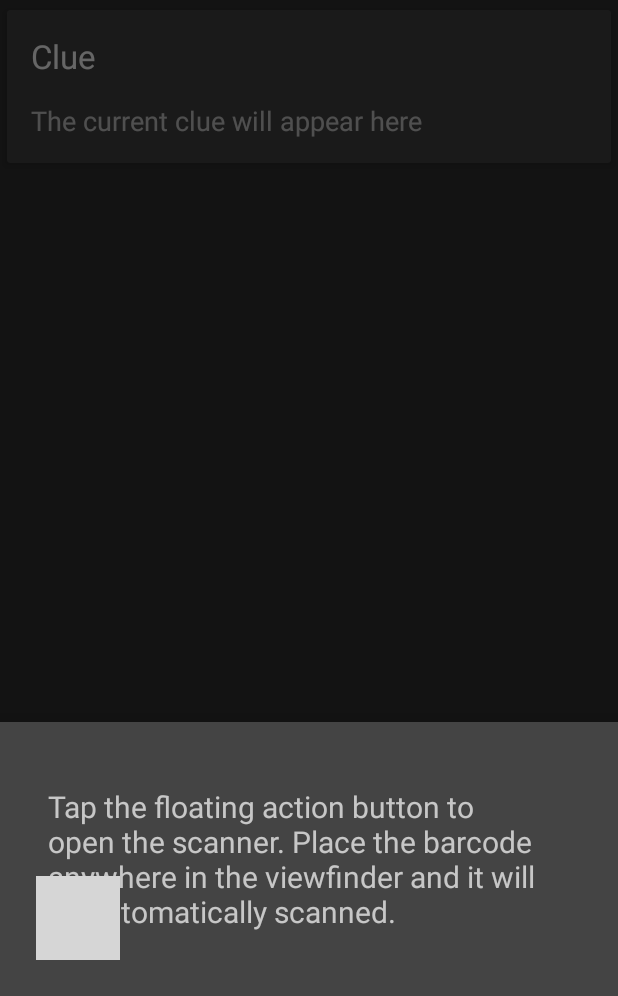
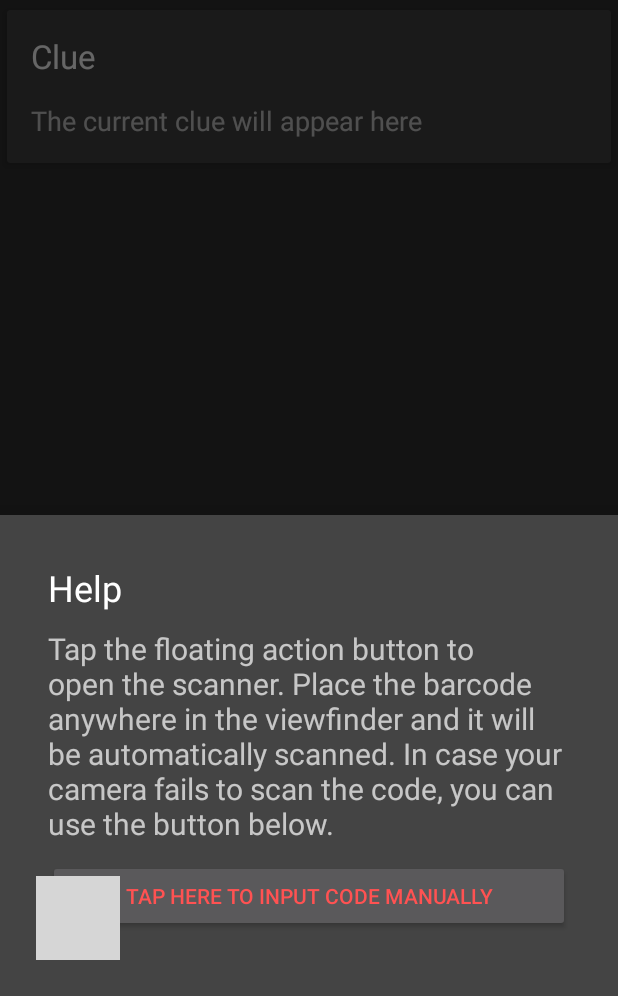
Before and after one commit to TheDorkKnightRises/TechRace-SPIT, an Android app: the ScannerFragment screen opened directly, with no data from a screen before it, after a tap on "Help", on a phone screen of 412 x 824 dp, the part 240-1236 px from its top. Run offline under Robolectric (Android 15) with nearby library versions, the phone set to English and light mode, and no system bars; our stand-ins replace ButterKnife; libraries missing offline, so code that uses them is left out: com.edwardvanraak.materialbarcodescanner; grey boxes are pictures that could not be loaded.

Commit message:
Added a way to manually input code if scanner fails

```diff
--- a/app/src/main/java/thedorkknightrises/techraceapp/MainActivity.java
+++ b/app/src/main/java/thedorkknightrises/techraceapp/MainActivity.java
@@ -2,9 +2,7 @@ package thedorkknightrises.techraceapp;
 
 import android.content.Intent;
 import android.content.SharedPreferences;
-import android.graphics.Color;
 import android.os.Bundle;
-import android.support.design.widget.BottomSheetDialog;
 import android.support.design.widget.NavigationView;
 import android.support.v4.app.ActivityOptionsCompat;
 import android.support.v4.view.GravityCompat;
@@ -14,7 +12,6 @@ import android.support.v7.app.AppCompatActivity;
 import android.support.v7.widget.Toolbar;
 import android.view.Menu;
 import android.view.MenuItem;
-import android.widget.TextView;
 
 import butterknife.BindView;
 import butterknife.ButterKnife;
@@ -70,31 +67,6 @@ public class MainActivity extends AppCompatActivity
         return true;
     }
 
-    @Override
-    public boolean onOptionsItemSelected(MenuItem item) {
-        // Handle action bar item clicks here. The action bar will
-        // automatically handle clicks on the Home/Up button, so long
-        // as you specify a parent activity in AndroidManifest.xml.
-        int id = item.getItemId();
-
-        //noinspection SimplifiableIfStatement
-        if (id == R.id.action_help) {
-            TextView textView = new TextView(this);
-            textView.setText(R.string.scan_help);
-            textView.setBackgroundColor(Color.DKGRAY);
-            textView.setTextSize(20);
-            textView.setPadding(48, 64, 48, 64);
-
-            BottomSheetDialog bottomSheetDialog = new BottomSheetDialog(this);
-            bottomSheetDialog.setTitle(R.string.action_help);
-            bottomSheetDialog.setContentView(textView);
-            bottomSheetDialog.setCanceledOnTouchOutside(true);
-            bottomSheetDialog.show();
-        }
-
-        return super.onOptionsItemSelected(item);
-    }
-
     @SuppressWarnings("StatementWithEmptyBody")
     @Override
     public boolean onNavigationItemSelected(MenuItem item) {
--- a/app/src/main/java/thedorkknightrises/techraceapp/ScannerFragment.java
+++ b/app/src/main/java/thedorkknightrises/techraceapp/ScannerFragment.java
@@ -4,15 +4,24 @@ import android.animation.Animator;
 import android.animation.AnimatorListenerAdapter;
 import android.content.Context;
 import android.content.Intent;
+import android.graphics.Color;
 import android.net.Uri;
 import android.os.Build;
 import android.os.Bundle;
+import android.support.design.widget.BottomSheetDialog;
+import android.support.design.widget.CollapsingToolbarLayout;
 import android.support.design.widget.FloatingActionButton;
 import android.support.v4.app.Fragment;
+import android.support.v7.widget.Toolbar;
 import android.view.LayoutInflater;
+import android.view.MenuItem;
 import android.view.View;
 import android.view.ViewAnimationUtils;
 import android.view.ViewGroup;
+import android.widget.Button;
+import android.widget.EditText;
+import android.widget.LinearLayout;
+import android.widget.TextView;
 import android.widget.Toast;
 
 import com.edwardvanraak.materialbarcodescanner.MaterialBarcodeScanner;
@@ -61,6 +70,99 @@ public class ScannerFragment extends Fragment {
                 enterReveal();
             }
         });
+
+        CollapsingToolbarLayout collapsingToolbarLayout = (CollapsingToolbarLayout) getActivity().findViewById(R.id.toolbar_collapse);
+        Toolbar toolbar = (Toolbar) collapsingToolbarLayout.findViewById(R.id.toolbar);
+        toolbar.inflateMenu(R.menu.main);
+        toolbar.setOnMenuItemClickListener(new Toolbar.OnMenuItemClickListener() {
+            @Override
+            public boolean onMenuItemClick(MenuItem item) {
+                onOptionsItemSelected(item);
+                return true;
+            }
+        });
+    }
+
+    @Override
+    public boolean onOptionsItemSelected(MenuItem item) {
+        // Handle action bar item clicks here. The action bar will
+        // automatically handle clicks on the Home/Up button, so long
+        // as you specify a parent activity in AndroidManifest.xml.
+        int id = item.getItemId();
+
+        //noinspection SimplifiableIfStatement
+        if (id == R.id.action_help) {
+            final BottomSheetDialog bottomSheetDialog = new BottomSheetDialog(getContext());
+
+            TextView head = new TextView(getContext());
+            head.setText(R.string.action_help);
+            head.setTextSize(24);
+            head.setTextColor(Color.WHITE);
+            head.setPadding(0, 0, 0, 16);
+
+            TextView textView = new TextView(getContext());
+            textView.setText(R.string.scan_help);
+            textView.setTextSize(20);
+            textView.setPadding(0, 0, 0, 16);
+
+            Button button = new Button(getContext());
+            button.setText(R.string.scan_manual);
+            button.setTextColor(getResources().getColor(R.color.colorAccent));
+            button.setOnClickListener(new View.OnClickListener() {
+                @Override
+                public void onClick(View view) {
+                    bottomSheetDialog.dismiss();
+
+                    final BottomSheetDialog bottomSheet = new BottomSheetDialog(getContext());
+
+                    TextView textView = new TextView(getContext());
+                    textView.setText(R.string.manual_desc);
+                    textView.setTextSize(20);
+
+                    final EditText codeText = new EditText(getContext());
+
+                    Button button = new Button(getContext());
+                    button.setText(R.string.action_confirm);
+                    button.setTextColor(getResources().getColor(R.color.colorAccent));
+                    button.setOnClickListener(new View.OnClickListener() {
+                        @Override
+                        public void onClick(View view) {
+                            scanned(codeText.getText().toString());
+                            codeText.setText("");
+                            bottomSheet.dismiss();
+                        }
+                    });
+
+                    LinearLayout linearLayout = new LinearLayout(getContext());
+                    linearLayout.setOrientation(LinearLayout.VERTICAL);
+                    linearLayout.setBackgroundColor(Color.DKGRAY);
+                    linearLayout.setPadding(48, 64, 48, 64);
+                    linearLayout.addView(textView);
+                    linearLayout.addView(codeText);
+                    linearLayout.addView(button);
+
+                    bottomSheetDialog.setTitle(R.string.action_help);
+                    bottomSheetDialog.setContentView(linearLayout);
+                    bottomSheetDialog.setCanceledOnTouchOutside(true);
+                    bottomSheetDialog.show();
+                }
+            });
+
+            LinearLayout linearLayout = new LinearLayout(getContext());
+            linearLayout.setOrientation(LinearLayout.VERTICAL);
+            linearLayout.setBackgroundColor(Color.DKGRAY);
+            linearLayout.setPadding(48, 48, 48, 64);
+            linearLayout.addView(head);
+            linearLayout.addView(textView);
+            linearLayout.addView(button);
+
+            bottomSheetDialog.setTitle(R.string.action_help);
+            bottomSheetDialog.setContentView(linearLayout);
+            bottomSheetDialog.setCanceledOnTouchOutside(true);
+            bottomSheetDialog.show();
+        }
+
+        return super.onOptionsItemSelected(item);
     }
 
     @Override
@@ -92,12 +194,7 @@ public class ScannerFragment extends Fragment {
                 .withResultListener(new MaterialBarcodeScanner.OnResultListener() {
                     @Override
                     public void onResult(Barcode barcode) {
-                        Toast.makeText(getContext(), barcode.displayValue, Toast.LENGTH_SHORT).show();
-                        if (barcode.displayValue.startsWith("http")) {
-                            Intent i = new Intent(Intent.ACTION_VIEW, Uri.parse(barcode.displayValue));
-                            i.setFlags(Intent.FLAG_ACTIVITY_NEW_TASK);
-                            getContext().startActivity(i);
-                        }
+                        scanned(barcode.displayValue);
                     }
                 })
                 .build();
@@ -140,6 +237,16 @@ public class ScannerFragment extends Fragment {
         } else startScan();
     }
 
+    private void scanned(String code) {
+        if (!code.equals("")) {
+            Toast.makeText(getContext(), code, Toast.LENGTH_SHORT).show();
+            if (code.startsWith("http")) {
+                Intent i = new Intent(Intent.ACTION_VIEW, Uri.parse(code));
+                i.setFlags(Intent.FLAG_ACTIVITY_NEW_TASK);
+                getContext().startActivity(i);
+            }
+        }
+    }
 
     /**
      * This interface must be implemented by activities that contain this
--- a/app/src/main/res/layout/intro_code.xml
+++ b/app/src/main/res/layout/intro_code.xml
@@ -3,14 +3,14 @@
     android:layout_width="match_parent"
     android:layout_height="match_parent"
     android:gravity="center"
-    android:orientation="vertical">
+    android:orientation="vertical"
+    android:theme="@style/AppTheme">
 
     <TextView
         android:id="@+id/lockedText"
         style="@style/TextAppearance.AppCompat.Large"
         android:layout_width="wrap_content"
         android:layout_height="wrap_content"
-        android:layout_marginBottom="@dimen/activity_vertical_margin"
         android:text="@string/locked" />
 
     <TextView
--- a/app/src/main/res/values/strings.xml
+++ b/app/src/main/res/values/strings.xml
@@ -19,8 +19,9 @@
     <string name="action_help">Help</string>
     <string name="action_confirm">Confirm</string>
 
-    <string name="scan_help">Tap the floating action button to open the scanner. Place the barcode anywhere in the viewfinder and it will be automatically scanned.</string>
-
+    <string name="scan_help">Tap the floating action button to open the scanner. Place the barcode anywhere in the viewfinder and it will be automatically scanned. In case your camera fails to scan the code, you can use the button below.</string>
+    <string name="scan_manual">Tap here to input code manually</string>
+    <string name="manual_desc">Input the numeric code below the barcode</string>
 
     <string name="credits">Team</string>
     <string name="credits_desc">Meet the people behind SPIT TechRace 2016\n\n…</string>
```
